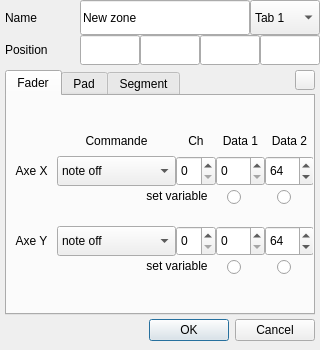
First picture: the form in code/Core/MDMA_core/src/UI/zoneeditor.ui, repository Amxx/MDMA, before the edit.
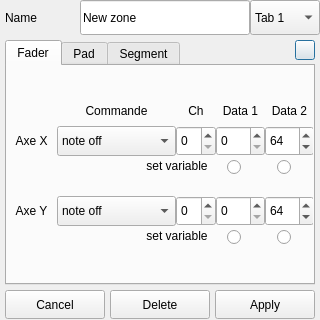
Second picture: the form after the edit. Icons and pictures are not drawn.

```diff
--- a/code/Core/MDMA_core/src/UI/zoneeditor.ui
+++ b/code/Core/MDMA_core/src/UI/zoneeditor.ui
@@ -10,19 +10,19 @@
     <x>0</x>
     <y>0</y>
     <width>320</width>
-    <height>350</height>
+    <height>320</height>
    </rect>
   </property>
   <property name="minimumSize">
    <size>
     <width>320</width>
-    <height>350</height>
+    <height>320</height>
    </size>
   </property>
   <property name="maximumSize">
    <size>
     <width>320</width>
-    <height>350</height>
+    <height>320</height>
    </size>
   </property>
   <property name="windowTitle">
@@ -32,62 +32,6 @@
    <iconset resource="../ressources.qrc">
     <normaloff>:/icons/ressources/Logo-256.png</normaloff>:/icons/ressources/Logo-256.png</iconset>
   </property>
-  <widget class="QDialogButtonBox" name="buttonBox">
-   <property name="geometry">
-    <rect>
-     <x>5</x>
-     <y>315</y>
-     <width>310</width>
-     <height>30</height>
-    </rect>
-   </property>
-   <property name="orientation">
-    <enum>Qt::Horizontal</enum>
-   </property>
-   <property name="standardButtons">
-    <set>QDialogButtonBox::Cancel|QDialogButtonBox::Ok</set>
-   </property>
-  </widget>
-  <widget class="QLineEdit" name="lineEdit_x2">
-   <property name="geometry">
-    <rect>
-     <x>200</x>
-     <y>35</y>
-     <width>60</width>
-     <height>30</height>
-    </rect>
-   </property>
-  </widget>
-  <widget class="QLineEdit" name="lineEdit_y2">
-   <property name="geometry">
-    <rect>
-     <x>260</x>
-     <y>35</y>
-     <width>60</width>
-     <height>30</height>
-    </rect>
-   </property>
-  </widget>
-  <widget class="QLineEdit" name="lineEdit_x1">
-   <property name="geometry">
-    <rect>
-     <x>80</x>
-     <y>35</y>
-     <width>60</width>
-     <height>30</height>
-    </rect>
-   </property>
-  </widget>
-  <widget class="QLineEdit" name="lineEdit_y1">
-   <property name="geometry">
-    <rect>
-     <x>140</x>
-     <y>35</y>
-     <width>60</width>
-     <height>30</height>
-    </rect>
-   </property>
-  </widget>
   <widget class="QLabel" name="label_name">
    <property name="geometry">
     <rect>
@@ -108,7 +52,7 @@
    <property name="geometry">
     <rect>
      <x>5</x>
-     <y>70</y>
+     <y>40</y>
      <width>310</width>
      <height>245</height>
     </rect>
@@ -1595,19 +1539,6 @@
     </widget>
    </widget>
   </widget>
-  <widget class="QLabel" name="label_coords">
-   <property name="geometry">
-    <rect>
-     <x>5</x>
-     <y>32</y>
-     <width>81</width>
-     <height>35</height>
-    </rect>
-   </property>
-   <property name="text">
-    <string>Position</string>
-   </property>
-  </widget>
   <widget class="QLineEdit" name="lineEdit_name">
    <property name="geometry">
     <rect>
@@ -1650,7 +1581,7 @@
    <property name="geometry">
     <rect>
      <x>295</x>
-     <y>70</y>
+     <y>40</y>
      <width>20</width>
      <height>20</height>
     </rect>
@@ -1663,6 +1594,45 @@
      <normaloff>:/icons/ressources/note.png</normaloff>:/icons/ressources/note.png</iconset>
    </property>
   </widget>
+  <widget class="QPushButton" name="pushButton_apply">
+   <property name="geometry">
+    <rect>
+     <x>215</x>
+     <y>290</y>
+     <width>100</width>
+     <height>29</height>
+    </rect>
+   </property>
+   <property name="text">
+    <string>Apply</string>
+   </property>
+  </widget>
+  <widget class="QPushButton" name="pushButton_delete">
+   <property name="geometry">
+    <rect>
+     <x>110</x>
+     <y>290</y>
+     <width>100</width>
+     <height>29</height>
+    </rect>
+   </property>
+   <property name="text">
+    <string>Delete</string>
+   </property>
+  </widget>
+  <widget class="QPushButton" name="pushButton_cancel">
+   <property name="geometry">
+    <rect>
+     <x>5</x>
+     <y>290</y>
+     <width>100</width>
+     <height>29</height>
+    </rect>
+   </property>
+   <property name="text">
+    <string>Cancel</string>
+   </property>
+  </widget>
  </widget>
  <tabstops>
   <tabstop>lineEdit_name</tabstop>
```
Left out of the diff: 13 changed lines with no effect on the pictures.
